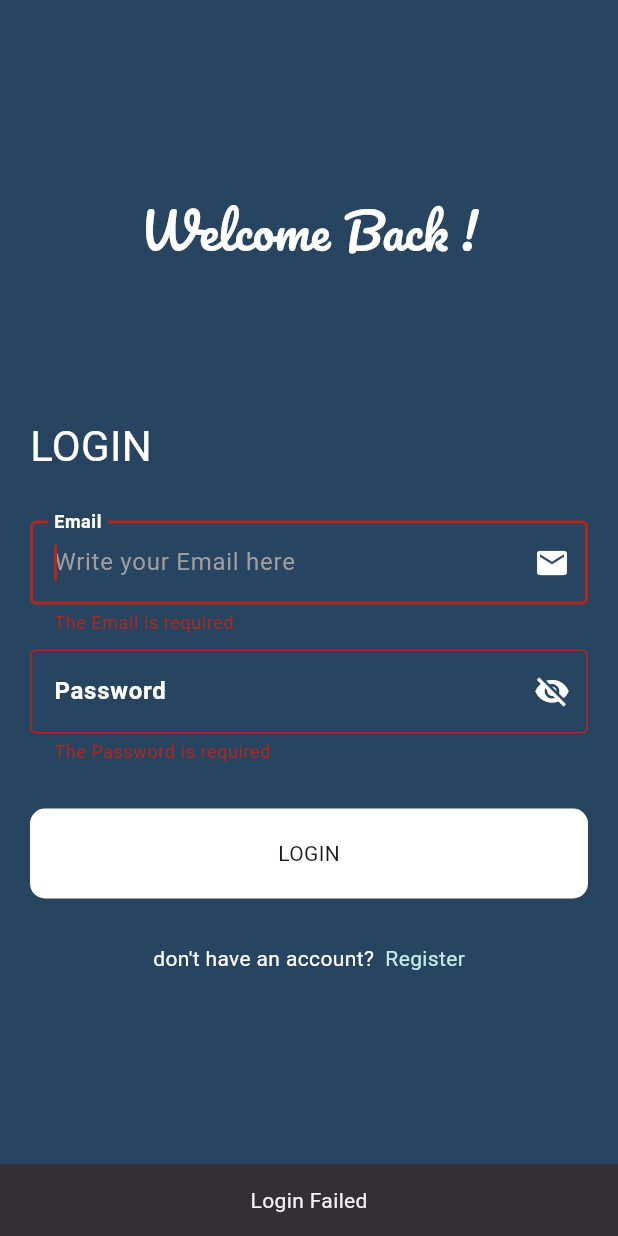
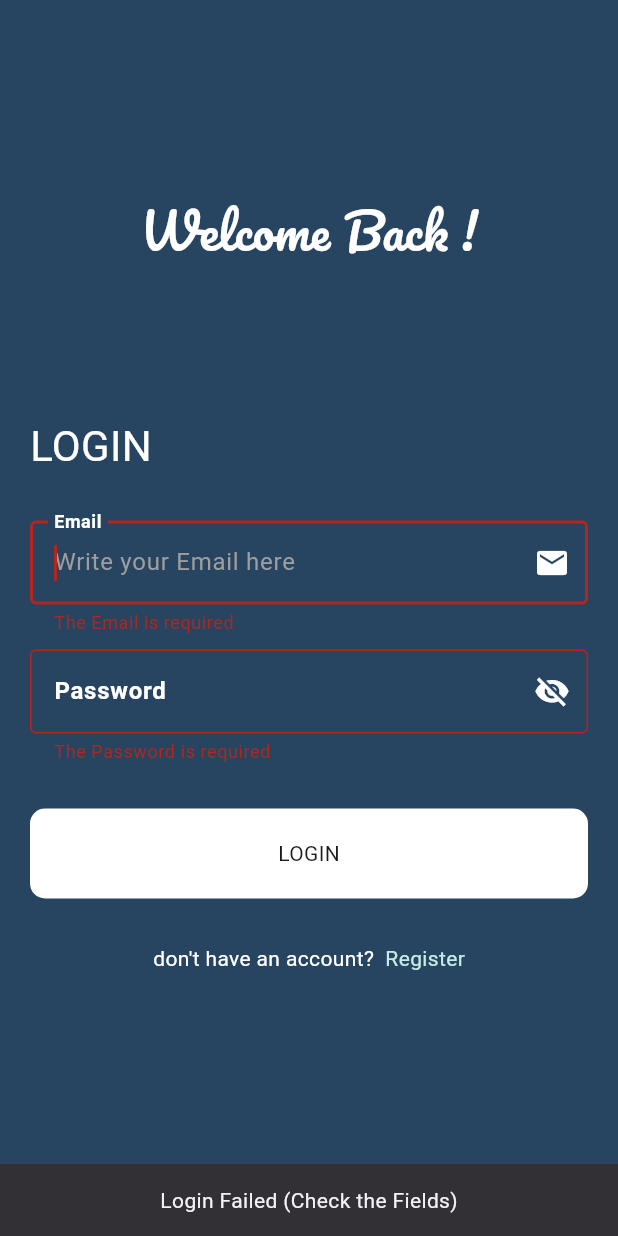
Before and after one commit to ahmedmostafa8701/Enterprise-Mobile-App, a Flutter app: the screen it shows after launch, after a tap on "LOGIN", on a phone screen of 412 x 824 dp. Run offline on Flutter 3.47's test engine with Material 3 defaults, Android fonts, the phone set to English and light mode, and no system bars; drawn by our look-alikes of modal_progress_hud_nsn; our stand-ins replace sqflite; accounts and stored records are empty.

Commit message:
now can check if the student is found or invalid from sqflite

```diff
--- a/lib/screens/login_screen.dart
+++ b/lib/screens/login_screen.dart
@@ -12,8 +12,10 @@ import 'package:assign_1/components/custom_text_field.dart';
 import 'package:assign_1/components/show_snack_bar.dart';
 import 'package:assign_1/constants.dart';
 import 'package:assign_1/screens/register_screen.dart';
+import 'package:assign_1/sqflite/sqflite.dart';
 import 'package:flutter/material.dart';
 import 'package:modal_progress_hud_nsn/modal_progress_hud_nsn.dart';
+import 'package:sqflite/sqflite.dart';
 // import 'package:modal_progress_hud_nsn/modal_progress_hud_nsn.dart';
 
 class LoginScreen extends StatefulWidget {
@@ -39,6 +41,8 @@ class _LoginScreenState extends State<LoginScreen> {
 
   RegExp get _emailRegex =>
       RegExp(r'^[a-zA-Z0-9._%+-]+@stud\.fci-cu\.edu\.eg$');
+
+  LocalDb localDb = LocalDb();
 
   @override
   Widget build(BuildContext context) {
@@ -147,14 +151,40 @@ class _LoginScreenState extends State<LoginScreen> {
                   height: 30,
                 ),
                 CustomButton(
-                  onTap: () {
+                  onTap: () async {
+
                     if (formKey.currentState!.validate()) {
-                      log(emailController.text);
-                      log(passController.text);
-                      showSnackBar(context, "Login Success");
+                      setState(() {
+                        isLoading = true;
+                      });
+
+                      try {
+                        List<Map>? response = await localDb.getData('''
+                            SELECT * FROM 'accounts' WHERE email = '${emailController.text}' AND password = '${passController.text}'
+                          ''');
+
+                        if (response!.isEmpty) {
+                          showSnackBar(context, "Login Failed (Invalid email or password)");
+                        } else {
+                          showSnackBar(context, "Login Successfully");
+                          log(emailController.text);
+                          log(passController.text);
+                        }
+
+                      } on DatabaseException catch (e) {
+                        log(e.toString());
+                        showSnackBar(context, "Database problem");
+                      } catch (e) {
+                        showSnackBar(context, e.toString());
+                      }
+
+                      setState(() {
+                        isLoading = false;
+                      });
                     } else {
-                      showSnackBar(context, "Login Failed");
+                      showSnackBar(context, "Login Failed (Check the Fields)");
                     }
+
                   },
                   text: 'LOGIN',
                 ),
@@ -190,12 +220,4 @@ class _LoginScreenState extends State<LoginScreen> {
       ),
     );
   }
-
-// Future<void> loginUser() async {
-//   UserCredential user =
-//   await FirebaseAuth.instance.signInWithEmailAndPassword(
-//     email: email!,
-//     password: password!,
-//   );
-// }
 }
```
